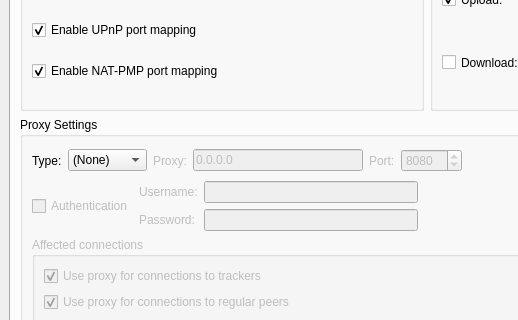
Old version of the form src/options.ui in the repository SysAdminDoc/qBittorrent-Vanced; both pictures show x 0 to 518 and y 150 to 470 of the 663 by 586 pixel window.
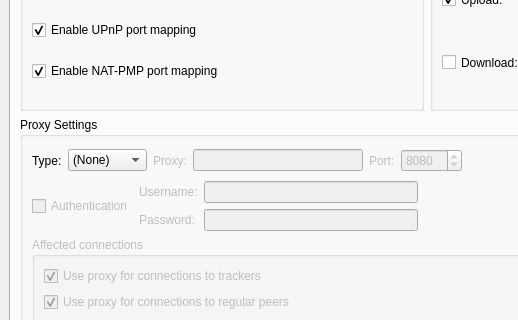
New version of the form. The open tabs and pages were chosen to show the change. Icons and pictures are not drawn.

Commit message: - Fixed proxy host max length in preferences

Patch:
```diff
--- a/src/options.ui
+++ b/src/options.ui
@@ -916,7 +916,7 @@
                  <bool>false</bool>
                 </property>
                 <property name="text" >
-                 <string>0.0.0.0</string>
+                 <string/>
                 </property>
                 <property name="maxLength" >
                  <number>15</number>
```
Left out of the diff: 2 changed lines with no effect on the pictures.
